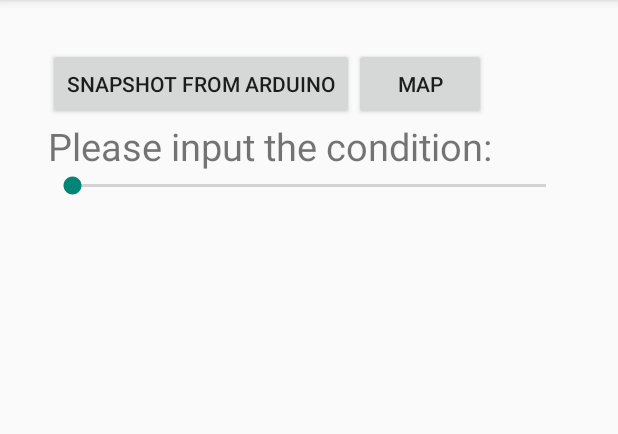
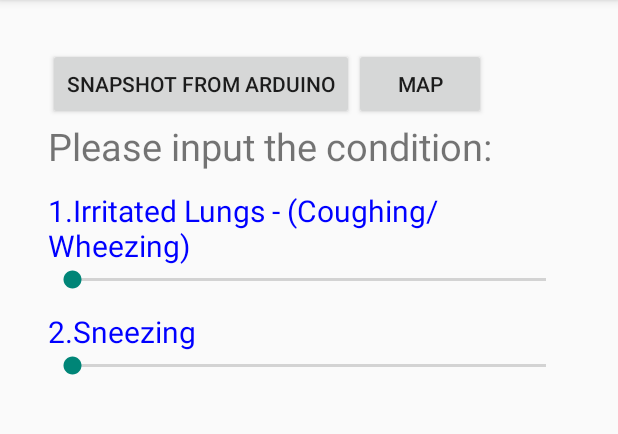
Before and after one commit to justinmaccreery/AirMonitor, an Android app: the screen it shows after launch (MainActivity), on a phone screen of 412 x 824 dp, the part 84-518 px from its top. Run offline under Robolectric (Android 15) with nearby library versions, the phone set to English and light mode, and no system bars.

Commit message:
Add input condition items.

```diff
--- a/app/src/main/res/layout/activity_main.xml
+++ b/app/src/main/res/layout/activity_main.xml
@@ -48,15 +48,51 @@
                 android:layout_alignParentStart="true"
                 android:textSize="25dp" />
 
+
+            <TextView
+                android:layout_width="wrap_content"
+                android:layout_height="wrap_content"
+                android:text="1.Irritated Lungs - (Coughing/Wheezing)"
+                android:id="@+id/text_irritated_lungs"
+                android:layout_below="@+id/input_condition"
+                android:layout_alignParentLeft="true"
+                android:layout_alignParentStart="true"
+                android:textSize="20dp"
+                android:textColor="#0000FF"
+                android:layout_marginTop="12dp"/>
+
             <SeekBar
                 android:layout_width="wrap_content"
                 android:layout_height="wrap_content"
-                android:id="@+id/seekBar"
+                android:id="@+id/seekBar_irritated_lungs"
                 android:layout_alignParentLeft="true"
                 android:layout_alignParentStart="true"
                 android:layout_alignParentRight="true"
                 android:layout_alignParentEnd="true"
-                android:layout_below="@+id/input_condition" />
+                android:layout_below="@+id/text_irritated_lungs" />
+
+            <TextView
+                android:layout_width="wrap_content"
+                android:layout_height="wrap_content"
+                android:text="2.Sneezing"
+                android:id="@+id/text_sneezing"
+                android:layout_below="@+id/seekBar_irritated_lungs"
+                android:layout_alignParentLeft="true"
+                android:layout_alignParentStart="true"
+                android:textSize="20dp"
+                android:textColor="#0000FF"
+                android:layout_marginTop="12dp"/>
+
+            <SeekBar
+                android:layout_width="wrap_content"
+                android:layout_height="wrap_content"
+                android:id="@+id/seekBar_sneezing"
+                android:layout_alignParentLeft="true"
+                android:layout_alignParentStart="true"
+                android:layout_alignParentRight="true"
+                android:layout_alignParentEnd="true"
+                android:layout_below="@+id/text_sneezing" />
+
 
         </RelativeLayout>
   </ScrollView>
```
